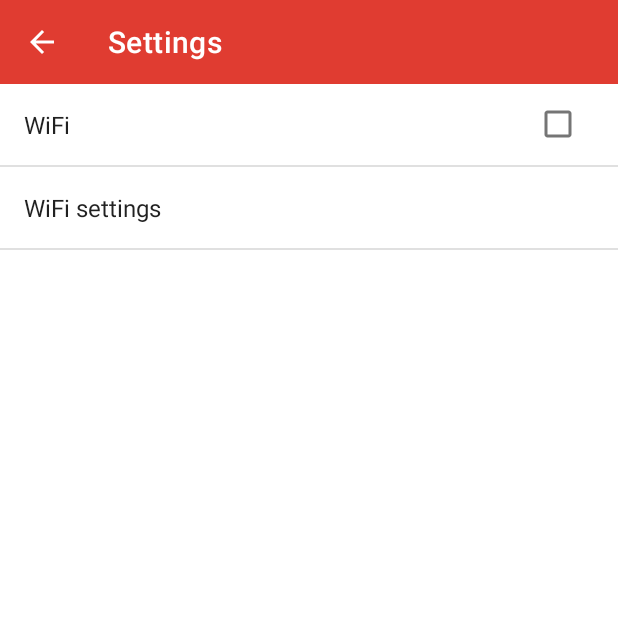
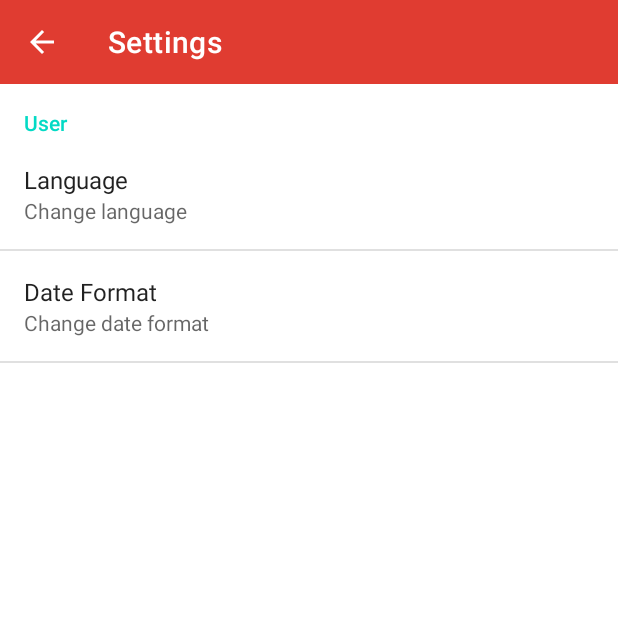
Before and after one commit to RealHephaistos/PSI-Univ, an Android app: the screen it shows after launch (SettingsActivity), in the side drawer, after a tap on "Settings", on a phone screen of 412 x 824 dp, the top half of it. Run offline under Robolectric (Android 15) with nearby library versions, the light colour scheme and no system bars.

Commit message:
Ajout des première paramètres

```diff
--- /dev/null
+++ b/app/src/main/res/values/arrays.xml
@@ -0,0 +1,25 @@
+<?xml version="1.0" encoding="utf-8"?>
+<resources>
+    <string-array name="languageList">
+        <item>French</item>
+        <item>English</item>
+    </string-array>
+
+    <string-array name="languageListValue">
+        <item>FRE</item>
+        <item>ENG</item>
+    </string-array>
+
+    <string-array name="dateFormatList">
+        <item>Day/Months/Years</item>
+        <item>Months/Day/Years</item>
+        <item>Years/Months/Day</item>
+    </string-array>
+
+    <string-array name="dateFormatListValue">
+        <item>dd/mm/yyyy</item>
+        <item>mm/dd/yyyy</item>
+        <item>yyyy/mm/dd</item>
+    </string-array>
+
+</resources>
--- a/app/src/main/res/values/strings.xml
+++ b/app/src/main/res/values/strings.xml
@@ -44,6 +44,17 @@
     <string name="November">November</string>
     <string name="December">December</string>
 
+    <!-- English string for the settings-->
+    <string name="defaultLanguage">English</string>
+    <string name="defaultDateFomrat">Day/Months/Years</string>
+    <string name="User">User</string>
+    <string name="Language">Language</string>
+    <string name="dateFormat">Date Format</string>
+    <string name="dateFormat_summary">Change date format</string>
+    <string name="Language_Summary">Change language</string>
+
+
+
 
     <!-- TODO: Remove or change this placeholder text -->
     <string name="hello_blank_fragment">Hello blank fragment</string>
--- a/app/src/main/res/xml/preferences.xml
+++ b/app/src/main/res/xml/preferences.xml
@@ -1,14 +1,27 @@
-<PreferenceScreen
-    xmlns:android="http://schemas.android.com/apk/res/android"
+<PreferenceScreen xmlns:android="http://schemas.android.com/apk/res/android"
     android:key="first_preferencescreen">
-    <CheckBoxPreference
-        android:key="wifi enabled"
-        android:title="WiFi" />
-    <PreferenceScreen
-        android:key="second_preferencescreen"
-        android:title="WiFi settings">
-        <CheckBoxPreference
-            android:key="prefer wifi"
-            android:title="Prefer WiFi" />
-    </PreferenceScreen>
+    <PreferenceCategory
+        android:key="key_user_category"
+        android:title="@string/User">
+
+        <ListPreference
+            android:defaultValue="@string/defaultLanguage"
+            android:entries="@array/languageList"
+            android:entryValues="@array/languageListValue"
+            android:key="key_langage"
+            android:summary="@string/Language_Summary"
+            android:title="@string/Language">
+        </ListPreference>
+
+        <ListPreference
+            android:defaultValue="@string/defaultDateFomrat"
+            android:entries="@array/dateFormatList"
+            android:entryValues="@array/dateFormatListValue"
+            android:key="key_date_format"
+            android:summary="@string/dateFormat_summary"
+            android:title="@string/dateFormat">
+        </ListPreference>
+
+    </PreferenceCategory>
+
 </PreferenceScreen>
```
Also changed, not shown: 2 other files.
